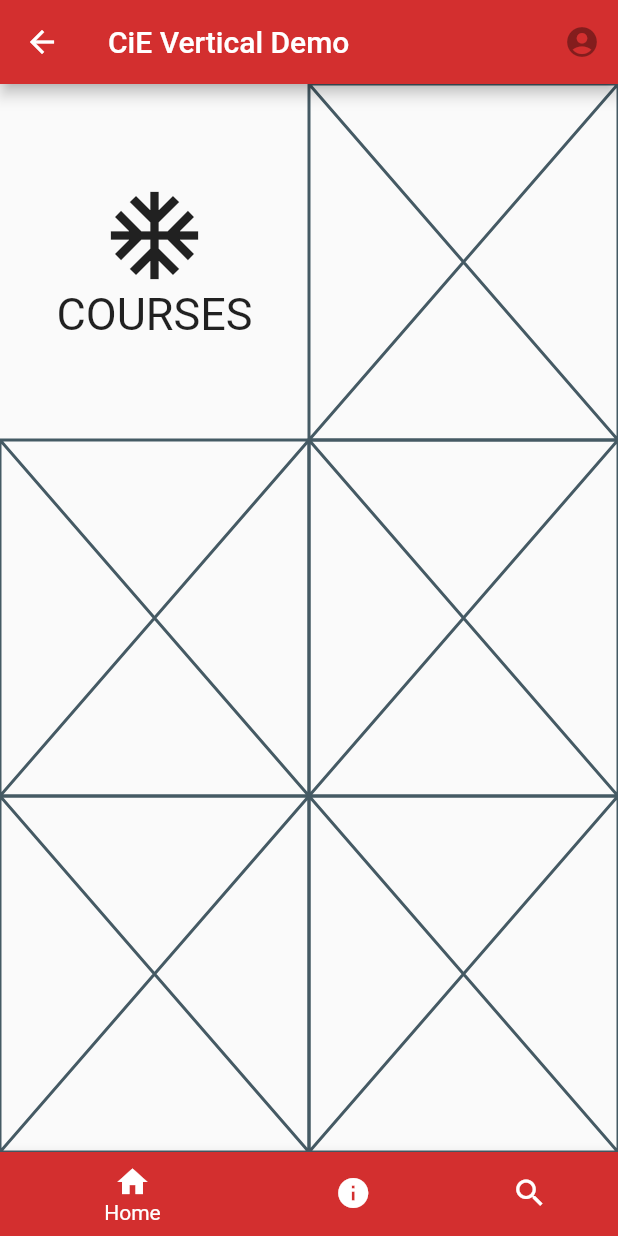
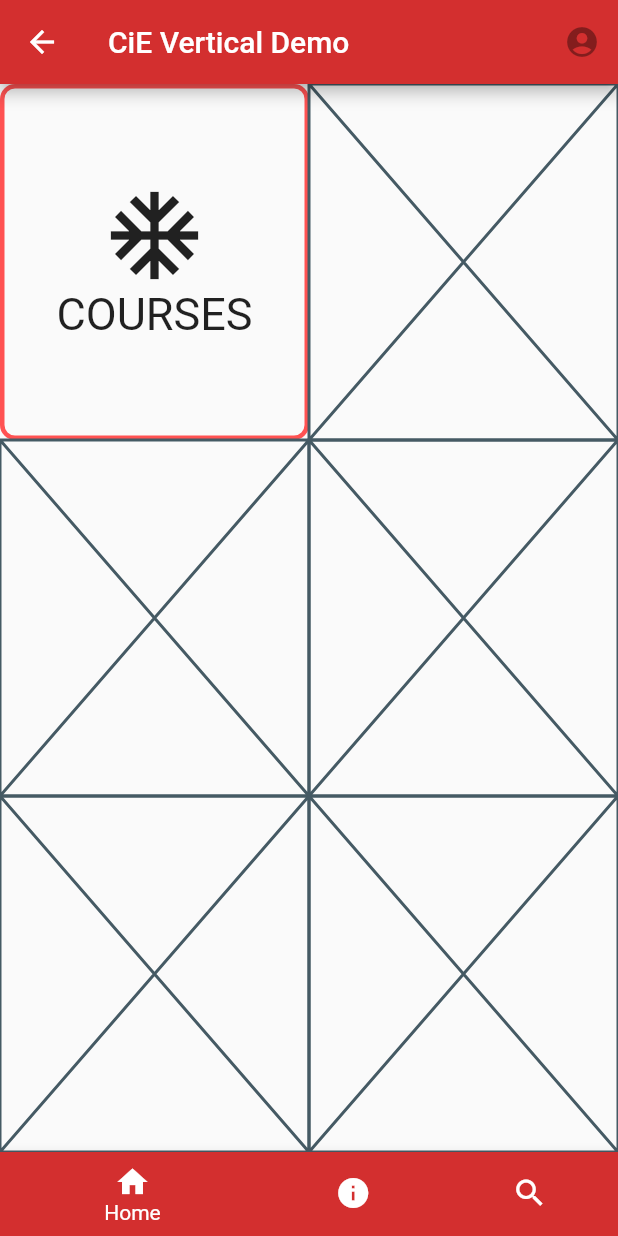
Before and after one commit to mobileappdevhm/concept-team_4, a Flutter app: the screen it shows after launch, on a phone screen of 412 x 824 dp. Run offline on Flutter 3.47's test engine with Material 2 defaults, Android fonts, the phone set to English and light mode, and no system bars.

Commit message:
Vertical Prototype fixed

```diff
--- a/lib/views/MainView.dart
+++ b/lib/views/MainView.dart
@@ -14,18 +14,55 @@ class _MainViewState extends State<MainView> {
       children: <Widget>[
         new Expanded(
             child: new Row(
-          children: <Widget>[ new Expanded(child: new Column(children: <Widget>[new Center(child: const Icon(Icons.ac_unit, size: 70.0,)), new Text('COURSES', style: new TextStyle(fontSize: 30.0),)], crossAxisAlignment: CrossAxisAlignment.center, mainAxisAlignment: MainAxisAlignment.center,),), new Expanded(child: new Placeholder())],
+          children: <Widget>[
+            new Expanded(
+                child: new Container(
+              decoration: new BoxDecoration(
+                  borderRadius: BorderRadius.all(Radius.circular(10.0)),
+                  border: new Border(
+                    top: const BorderSide(width: 3.0, color: Colors.redAccent),
+                    left: const BorderSide(width: 3.0, color: Colors.redAccent),
+                    right:
+                        const BorderSide(width: 3.0, color: Colors.redAccent),
+                    bottom:
+                        const BorderSide(width: 3.0, color: Colors.redAccent),
+                  )),
+              child: new GestureDetector(
+                child: new Column(
+                  children: <Widget>[
+                    new Center(
+                        child: const Icon(
+                      Icons.ac_unit,
+                      size: 70.0,
+                    )),
+                    new Text(
+                      'COURSES',
+                      style: new TextStyle(fontSize: 30.0),
+                    )
+                  ],
+                  crossAxisAlignment: CrossAxisAlignment.center,
+                  mainAxisAlignment: MainAxisAlignment.center,
+                ),
+              ),
+            )),
+            new Expanded(child: new Placeholder())
+          ],
         )),
         new Expanded(
             child: new Row(
-          children: <Widget>[new Expanded(child: new Placeholder()), new Expanded(child: new Placeholder())],
+          children: <Widget>[
+            new Expanded(child: new Placeholder()),
+            new Expanded(child: new Placeholder())
+          ],
         )),
         new Expanded(
             child: new Row(
-              children: <Widget>[new Expanded(child: new Placeholder()), new Expanded(child: new Placeholder())],
-            ))
+          children: <Widget>[
+            new Expanded(child: new Placeholder()),
+            new Expanded(child: new Placeholder())
+          ],
+        ))
       ],
     ));
   }
-
 }
```
